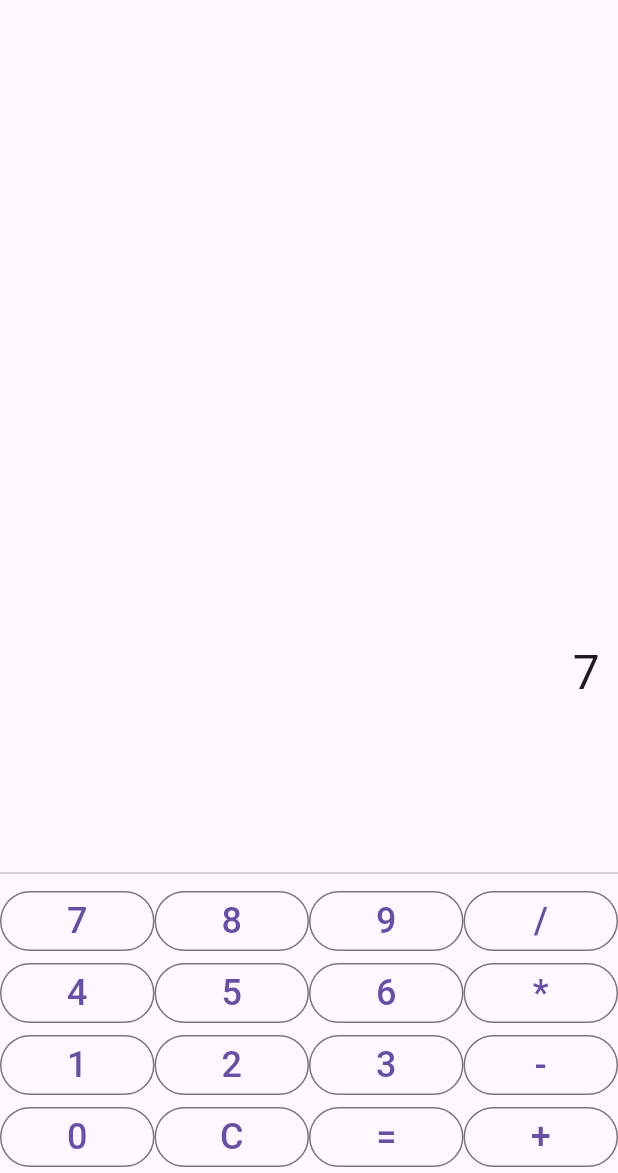
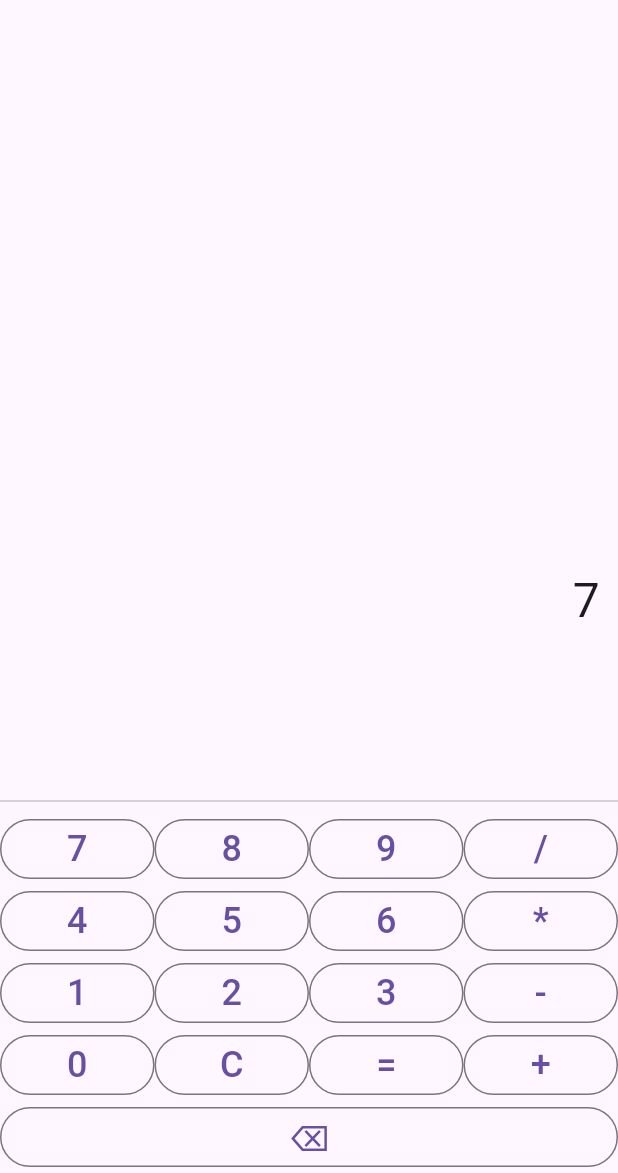
Before and after one commit to kuanadam/flutter_calculator, a Flutter app: the screen it shows after launch, after a tap on an icon or button, on a phone screen of 412 x 824 dp, the part 63-1236 px from its top. Run offline on Flutter 3.47's test engine with Material 3 defaults, Android fonts, the phone set to English and light mode, and no system bars; missing offline and left inert: expressions.

Commit message:
Added backspace button to delete last entered character

```diff
--- a/lib/main.dart
+++ b/lib/main.dart
@@ -29,6 +29,10 @@ class _CalculatorScreenState extends State<CalculatorScreen> {
       if (buttonText == 'C') {
         _expression = '';
         _result = '';
+      } else if (buttonText == '⌫') {
+        if (_expression.isNotEmpty) {
+          _expression = _expression.substring(0, _expression.length - 1);
+        }
       } else if (buttonText == '=') {
         try {
           Expression exp = Expression.parse(_expression);
@@ -119,6 +123,11 @@ class _CalculatorScreenState extends State<CalculatorScreen> {
                   _buildButton('+'),
                 ],
               ),
+              Row(
+                children: [
+                  _buildButton('⌫'), // Backspace button added
+                ],
+              ),
             ],
           )
         ],
```
